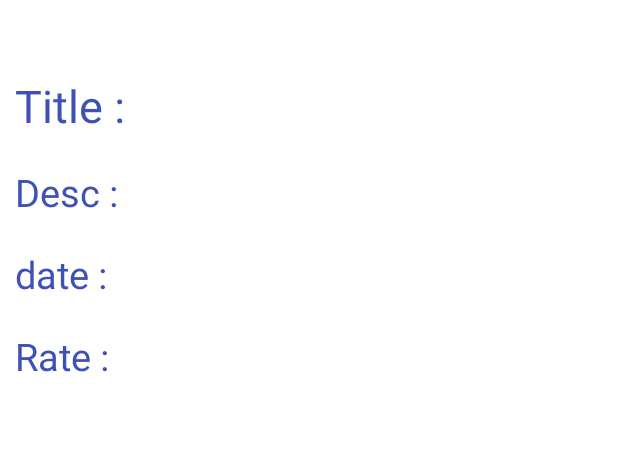
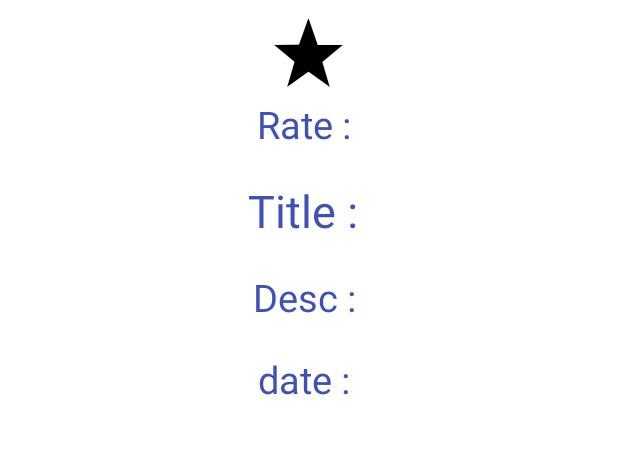
Before and after one commit to AhmedHassaan/Movie-App, an Android app: the layout details.xml on its own in the app's theme, with its tools: preview values and no code run, on a phone screen of 412 x 824 dp, the part 375-829 px from its top. Run offline under Robolectric (Android 15) with nearby library versions, the phone set to English and light mode, and no system bars.

Commit message:
somethings added

```diff
--- a/app/src/main/res/layout/details.xml
+++ b/app/src/main/res/layout/details.xml
@@ -12,7 +12,10 @@
 
     <FrameLayout
         android:layout_width="match_parent"
-        android:layout_height="match_parent">
+        android:layout_height="match_parent"
+        android:layout_alignParentTop="true"
+        android:layout_alignParentLeft="true"
+        android:layout_alignParentStart="true">
 
         <ScrollView
             android:layout_width="match_parent"
@@ -40,9 +43,10 @@
                     android:text="Title : "
                     android:textSize="30sp"
                     android:id="@+id/detail_title"
-                    android:layout_marginTop="50dp"
+                    android:layout_marginTop="20dp"
                     android:textColor="@color/colorPrimary"
-                    android:layout_below="@+id/detailImage"
+                    android:layout_below="@+id/detail_rate"
+                    android:layout_centerInParent="true"
                     android:layout_marginLeft="10dp"
                     android:layout_marginRight="10dp"/>
 
@@ -53,6 +57,7 @@
                     android:textSize="25sp"
                     android:id="@+id/detail_desc"
                     android:layout_marginTop="20dp"
+                    android:layout_centerInParent="true"
                     android:textColor="@color/colorPrimary"
                     android:layout_below="@+id/detail_title"
                     android:layout_marginLeft="10dp"
@@ -67,7 +72,9 @@
                     android:layout_marginTop="20dp"
                     android:textColor="@color/colorPrimary"
                     android:layout_below="@+id/detail_desc"
+                    android:layout_centerInParent="true"
                     android:layout_marginLeft="10dp"
+                    android:layout_marginBottom="30dp"
                     android:layout_marginRight="10dp"/>
 
                 <TextView
@@ -76,15 +83,21 @@
                     android:text="Rate : "
                     android:id="@+id/detail_rate"
                     android:textSize="25sp"
-                    android:layout_marginTop="20dp"
+                    android:layout_centerInParent="true"
+                    android:layout_marginTop="5dp"
                     android:textColor="@color/colorPrimary"
-                    android:layout_below="@+id/detail_date"
+                    android:layout_below="@+id/star"
                     android:layout_marginLeft="10dp"
-                    android:layout_marginBottom="30dp"
                     android:layout_marginRight="10dp"/>
 
-
-
+                <ImageView
+                    android:layout_width="50dp"
+                    android:layout_height="50dp"
+                    android:id="@+id/star"
+                    android:src="@drawable/starfull"
+                    android:layout_marginTop="10dp"
+                    android:layout_below="@+id/detailImage"
+                    android:layout_centerHorizontal="true" />
 
 
             </RelativeLayout>
@@ -94,6 +107,4 @@
     </FrameLayout>
 
 
-
-
 </RelativeLayout>
--- a/app/src/main/res/values/strings.xml
+++ b/app/src/main/res/values/strings.xml
@@ -3,11 +3,13 @@
 
 
     <string-array name="pref_units_values">
+        <item>now_playing</item>
         <item>vote_average.desc</item>
         <item>popularity.desc</item>
     </string-array>
 
     <string-array name="pref_units_options">
+        <item>Now Playing</item>
         <item>Vote Average</item>
         <item>Popularity</item>
     </string-array>
```
Also changed, not shown: app/src/main/java/com/example/lenovo/movies/Data/Details.java (+4 -4 lines), app/src/main/java/com/example/lenovo/movies/MovieList/MainList.java (+17 -9 lines), app/src/main/res/drawable/favourite.png (added), app/src/main/res/drawable/notfavourite.png (added), app/src/main/res/drawable/refresh.png (added), app/src/main/res/drawable/setting.png (added), app/src/main/res/drawable/starfull.png (added), app/src/main/res/drawable/starnotfull.png (added).
